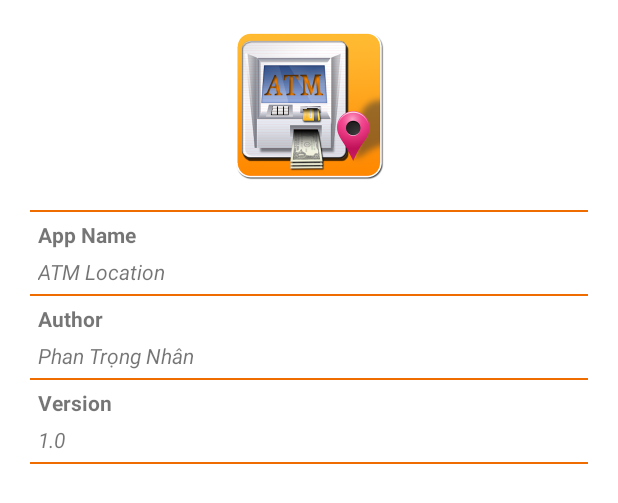
After one commit to at-nhanphan/ATMLocation, an Android app: the layout fragment_about.xml on its own in the app's theme, with its tools: preview values and no code run, on a phone screen of 412 x 824 dp. The commit adds this screen. Shown: the top 503 px of the screen. Run offline under Robolectric (Android 15) with nearby library versions, the light colour scheme and no system bars.

Commit message:
add aboutFragment to mainActivity

```diff
--- a/app/build.gradle
+++ b/app/build.gradle
@@ -43,4 +43,5 @@ dependencies {
     testCompile 'junit:junit:4.12'
     compile 'com.squareup.okhttp3:logging-interceptor:3.4.1'
     compile 'com.github.d-max:spots-dialog:0.4@aar'
+    compile 'pub.devrel:easypermissions:0.4.0'
 }
--- a/app/src/main/java/com/example/admin/atmlocation/activities/MainActivity.java
+++ b/app/src/main/java/com/example/admin/atmlocation/activities/MainActivity.java
@@ -1,5 +1,6 @@
 package com.example.admin.atmlocation.activities;
 
+import android.support.annotation.NonNull;
 import android.support.design.widget.FloatingActionButton;
 import android.support.design.widget.TabLayout;
 import android.support.v4.app.Fragment;
@@ -19,6 +20,8 @@ import org.androidannotations.annotations.Click;
 import org.androidannotations.annotations.EActivity;
 import org.androidannotations.annotations.PageSelected;
 import org.androidannotations.annotations.ViewById;
+
+import pub.devrel.easypermissions.EasyPermissions;
 
 /**
  * MainActivity class
@@ -77,6 +80,12 @@ public class MainActivity extends AppCompatActivity implements TabLayout.OnTabSe
         this.mIsChange = mIsChange;
     }
 
+    @Override
+    public void onRequestPermissionsResult(int requestCode, @NonNull String[] permissions, @NonNull int[] grantResults) {
+        super.onRequestPermissionsResult(requestCode, permissions, grantResults);
+        EasyPermissions.onRequestPermissionsResult(requestCode, permissions, grantResults, this);
+    }
+
     @PageSelected(R.id.viewPager)
     void onPageFragmentSelected(int position) {
         Fragment fragment;
@@ -113,7 +122,7 @@ public class MainActivity extends AppCompatActivity implements TabLayout.OnTabSe
                 mHome.setIcon(R.drawable.ic_home_brown_200_36dp);
                 mFavorite.setIcon(R.drawable.ic_favorite_brown_200_36dp);
                 mSetting.setIcon(R.drawable.ic_info_red_a400_36dp);
-                mToolbar.setTitle("Info");
+                mToolbar.setTitle("About");
                 mSearchView.setVisibility(View.GONE);
                 mFabSearch.setVisibility(View.GONE);
         }
--- a/app/src/main/java/com/example/admin/atmlocation/adapters/ViewPagerAdapter.java
+++ b/app/src/main/java/com/example/admin/atmlocation/adapters/ViewPagerAdapter.java
@@ -3,12 +3,11 @@ package com.example.admin.atmlocation.adapters;
 import android.support.v4.app.Fragment;
 import android.support.v4.app.FragmentManager;
 import android.support.v4.app.FragmentPagerAdapter;
-import android.util.Log;
 import android.view.ViewGroup;
 
 import com.example.admin.atmlocation.fragments.FavoriteFragment_;
 import com.example.admin.atmlocation.fragments.HomeFragment_;
-import com.example.admin.atmlocation.fragments.SettingFragment_;
+import com.example.admin.atmlocation.fragments.AboutFragment_;
 
 import java.util.HashMap;
 import java.util.Map;
@@ -37,7 +36,7 @@ public class ViewPagerAdapter extends FragmentPagerAdapter {
             case 1:
                 return new FavoriteFragment_();
             case 2:
-                return new SettingFragment_();
+                return new AboutFragment_();
         }
         return null;
     }
--- a/app/src/main/java/com/example/admin/atmlocation/fragments/SettingFragment.java
+++ b/app/src/main/java/com/example/admin/atmlocation/fragments/AboutFragment.java
@@ -4,15 +4,14 @@ import android.support.v4.app.Fragment;
 
 import com.example.admin.atmlocation.R;
 
-import org.androidannotations.annotations.AfterViews;
 import org.androidannotations.annotations.EFragment;
 
 /**
- * SettingFragment class
+ * AboutFragment class
  * Created by naunem on 24/03/2017.
  */
 
-@EFragment(R.layout.fragment_setting)
-public class SettingFragment extends Fragment {
+@EFragment(R.layout.fragment_about)
+public class AboutFragment extends Fragment {
 
 }
--- /dev/null
+++ b/app/src/main/res/layout/fragment_about.xml
@@ -0,0 +1,87 @@
+<?xml version="1.0" encoding="utf-8"?>
+<LinearLayout xmlns:android="http://schemas.android.com/apk/res/android"
+    android:layout_width="match_parent"
+    android:layout_height="match_parent"
+    android:padding="20dp"
+    android:background="@android:color/white"
+    android:orientation="vertical">
+
+    <ImageView
+        android:layout_width="100dp"
+        android:layout_height="100dp"
+        android:layout_gravity="center"
+        android:layout_marginBottom="20dp"
+        android:src="@drawable/ic_logo_launcher" />
+
+    <View
+        android:layout_width="match_parent"
+        android:layout_height="1dp"
+        android:layout_marginBottom="5dp"
+        android:background="@color/colorPrimaryDark" />
+
+    <TextView
+        android:layout_width="wrap_content"
+        android:layout_height="wrap_content"
+        android:layout_marginBottom="5dp"
+        android:layout_marginLeft="5dp"
+        android:text="@string/textView.text.appName"
+        android:textStyle="bold" />
+
+    <TextView
+        android:layout_width="wrap_content"
+        android:layout_height="wrap_content"
+        android:layout_marginBottom="5dp"
+        android:layout_marginLeft="5dp"
+        android:text="@string/app_name"
+        android:textStyle="italic" />
+
+    <View
+        android:layout_width="match_parent"
+        android:layout_height="1dp"
+        android:background="@color/colorPrimaryDark"
+        android:layout_marginBottom="5dp"/>
+
+    <TextView
+        android:layout_width="wrap_content"
+        android:layout_height="wrap_content"
+        android:layout_marginBottom="5dp"
+        android:layout_marginLeft="5dp"
+        android:text="@string/textView.text.author"
+        android:textStyle="bold" />
+
+    <TextView
+        android:layout_width="wrap_content"
+        android:layout_height="wrap_content"
+        android:layout_marginBottom="5dp"
+        android:layout_marginLeft="5dp"
+        android:text="@string/textView.text.authorName"
+        android:textStyle="italic" />
+
+    <View
+        android:layout_width="match_parent"
+        android:layout_height="1dp"
+        android:layout_marginBottom="5dp"
+        android:background="@color/colorPrimaryDark" />
+
+    <TextView
+        android:layout_width="wrap_content"
+        android:layout_height="wrap_content"
+        android:layout_marginBottom="5dp"
+        android:layout_marginLeft="5dp"
+        android:text="@string/textView.text.version"
+        android:textStyle="bold" />
+
+    <TextView
+        android:layout_width="wrap_content"
+        android:layout_height="wrap_content"
+        android:layout_marginBottom="5dp"
+        android:layout_marginLeft="5dp"
+        android:text="@string/textView.text.valueVersion"
+        android:textStyle="italic" />
+
+    <View
+        android:layout_width="match_parent"
+        android:layout_height="1dp"
+        android:layout_marginBottom="5dp"
+        android:background="@color/colorPrimaryDark" />
+</LinearLayout>
--- a/app/src/main/res/layout/fragment_setting.xml
+++ /dev/null
@@ -1,24 +0,0 @@
-<?xml version="1.0" encoding="utf-8"?>
-<LinearLayout xmlns:android="http://schemas.android.com/apk/res/android"
-    android:layout_width="match_parent"
-    android:layout_height="match_parent"
-    android:layout_margin="20dp"
-    android:orientation="vertical">
-
-    <TextView
-        android:layout_width="wrap_content"
-        android:layout_height="wrap_content"
-        android:text="@string/textView.text.filter"
-        android:layout_marginBottom="5dp"/>
-
-    <View
-        android:layout_width="match_parent"
-        android:layout_height="1dp"
-        android:background="@color/colorPrimaryDark"
-        android:layout_marginBottom="5dp"/>
-
-    <TextView
-        android:layout_width="match_parent"
-        android:layout_height="wrap_content"
-        android:text="asdfdfd"/>
-</LinearLayout>
--- a/app/src/main/res/values/strings.xml
+++ b/app/src/main/res/values/strings.xml
@@ -32,6 +32,11 @@
     <string name="textView.text.location">Location:</string>
     <string name="textView.text.reload">Reload this page</string>
     <string name="textView.text.map">Maps</string>
+    <string name="textView.text.appName">App Name</string>
+    <string name="textView.text.author">Author</string>
+    <string name="textView.text.authorName">Phan Trọng Nhân</string>
+    <string name="textView.text.version">Version</string>
+    <string name="textView.text.valueVersion">1.0</string>
 
     <string-array name="list_banks">
         <item>PVcom Bank</item>
```
